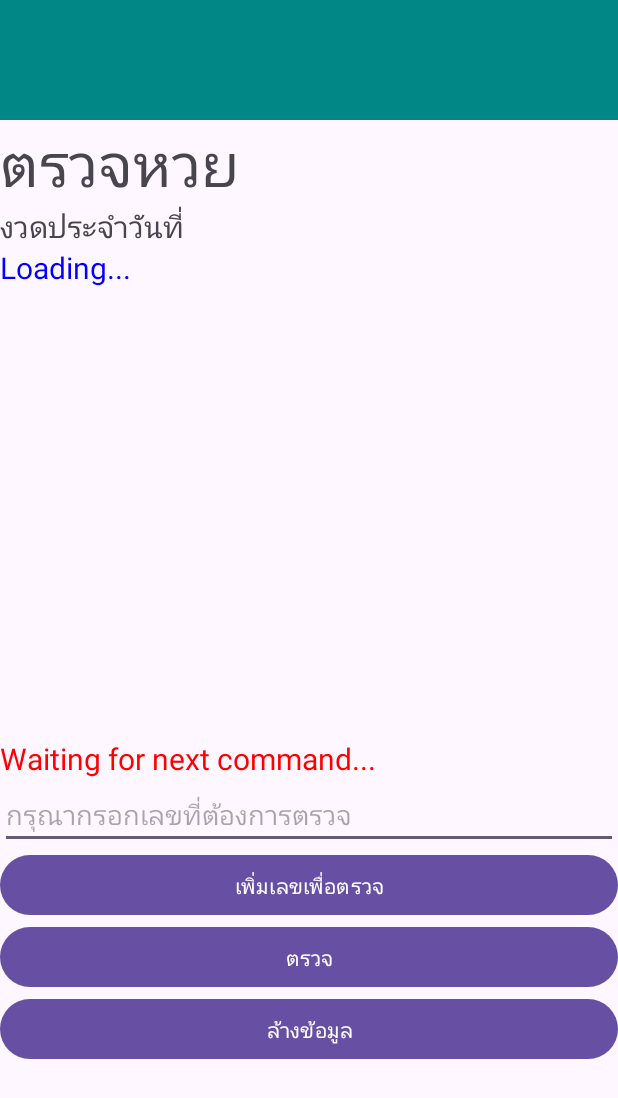
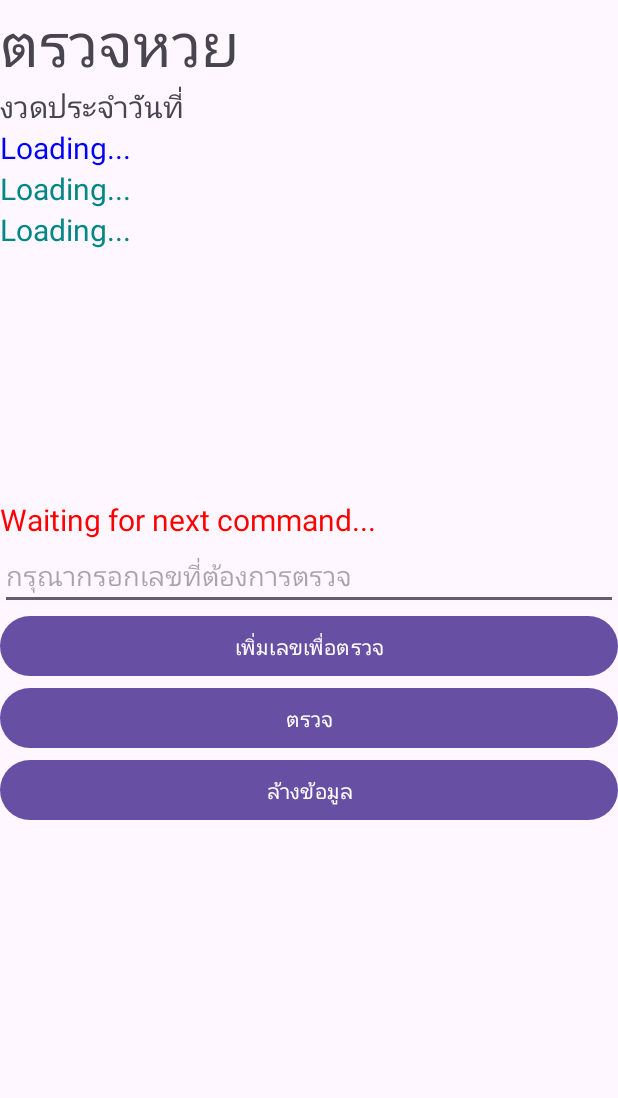
Before and after one commit to MomorioUHT/PrizePulse, an Android app: the layout activity_main.xml on its own in the app's theme, with its tools: preview values and no code run, on a phone screen of 412 x 824 dp. Shown: the top 1098 px of the screen. Run offline under Robolectric (Android 15) with nearby library versions, the light colour scheme and no system bars.

Commit message:
Fixing Layout

```diff
--- a/app/src/main/res/layout/activity_main.xml
+++ b/app/src/main/res/layout/activity_main.xml
@@ -1,18 +1,18 @@
 <?xml version="1.0" encoding="utf-8"?>
-<LinearLayout xmlns:android="http://schemas.android.com/apk/res/android"
+<ScrollView xmlns:android="http://schemas.android.com/apk/res/android"
     xmlns:app="http://schemas.android.com/apk/res-auto"
     xmlns:tools="http://schemas.android.com/tools"
+    android:layout_width="match_parent"
+    android:layout_height="match_parent"
+    android:fillViewport="true"
+    tools:context=".MainActivity">
+
+    <LinearLayout
         android:id="@+id/main"
         android:layout_width="match_parent"
-    android:layout_height="match_parent"
+        android:layout_height="wrap_content"
         android:orientation="vertical"
-    android:fitsSystemWindows="true"
-    tools:context=".MainActivity">
-
-    <View
-        android:layout_width="match_parent"
-        android:layout_height="80dp"
-        android:background="@color/buttonSecondary" />
+        android:fitsSystemWindows="true">
 
         <TextView
             android:layout_width="match_parent"
@@ -34,10 +34,27 @@
             android:textSize="20dp"
             android:textColor="@color/blue"/>
 
+        <TextView
+            android:id='@+id/firstPrizeDisplayText'
+            android:layout_width="match_parent"
+            android:layout_height="wrap_content"
+            android:text="Loading..."
+            android:textColor="@color/buttonSecondary"
+            android:textSize="20dp" />
+
+        <TextView
+            android:id='@+id/Last2DigitsDisplayText'
+            android:layout_width="match_parent"
+            android:layout_height="wrap_content"
+            android:text="Loading..."
+            android:textColor="@color/buttonSecondary"
+            android:textSize="20dp" />
+
         <ListView
             android:id='@+id/sampleList1'
             android:layout_width="match_parent"
-        android:layout_height="300dp" />
+            android:layout_height="150dp"
+            android:layout_marginBottom="16dp" />
 
         <TextView
             android:id='@+id/cmdText'
@@ -73,5 +90,5 @@
             android:layout_height="wrap_content"
             android:text="ล้างข้อมูล"
             android:onClick="clearTaskList"/>
-
     </LinearLayout>
+</ScrollView>
```
Also changed, not shown: app/src/main/java/com/momoriouht/prizepulse/MainActivity.kt (+28 -1 lines), 4 other files. Lines whose indentation alone changed are shown as unchanged.
